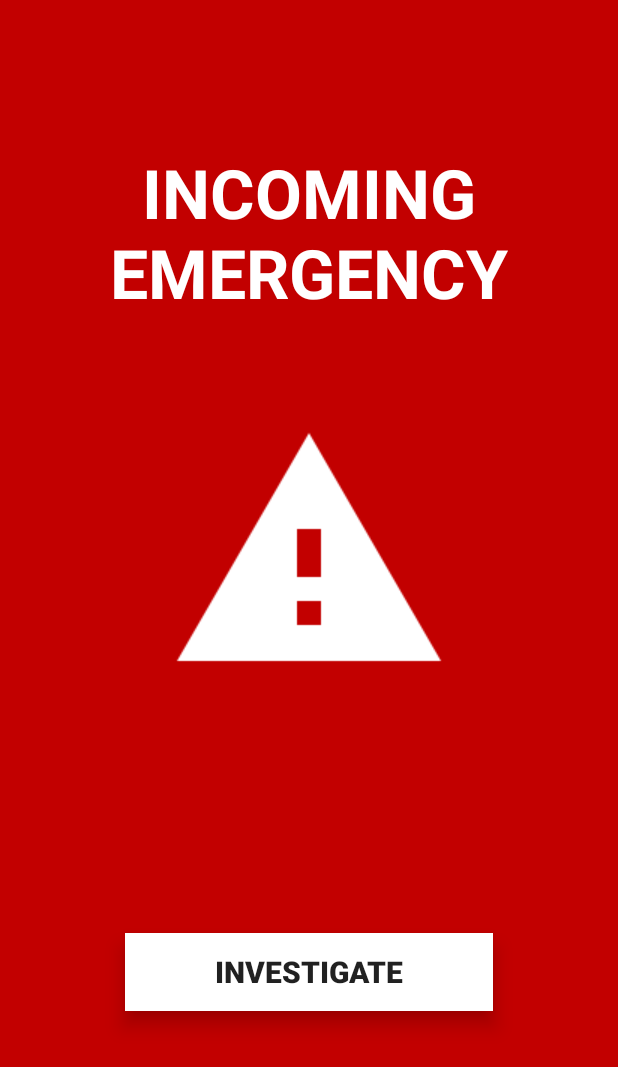
After one commit to NilanjanDaw/CercaTrova-Personnel, an Android app: the AlertActivity screen opened directly, with no data from a screen before it, on a phone screen of 412 x 824 dp. The commit adds this screen. Shown: the top 1067 px of the screen. Run offline under Robolectric (Android 15) with nearby library versions, the phone set to English and light mode, and no system bars.

Commit message:
Emergency Alert added

```diff
--- a/app/build.gradle
+++ b/app/build.gradle
@@ -43,4 +43,5 @@ dependencies {
 
 
 
+
 apply plugin: 'com.google.gms.google-services'
--- a/app/src/main/AndroidManifest.xml
+++ b/app/src/main/AndroidManifest.xml
@@ -65,6 +65,8 @@
             android:exported="false" />
 
         <activity android:name=".SOSDetailsActivity" />
+        <activity android:name=".AlertActivity"
+            android:theme="@style/AppTheme.AlertActivity"></activity>
     </application>
 
 </manifest>
--- /dev/null
+++ b/app/src/main/java/debapriya/thunderstruck/com/cercatrovapersonnel/AlertActivity.java
@@ -0,0 +1,73 @@
+package debapriya.thunderstruck.com.cercatrovapersonnel;
+
+import android.content.Intent;
+import android.media.MediaPlayer;
+import android.os.Bundle;
+import android.support.v7.app.AppCompatActivity;
+import android.view.View;
+import android.widget.Button;
+import android.widget.Toast;
+
+import debapriya.thunderstruck.com.cercatrovapersonnel.support.Constants;
+import debapriya.thunderstruck.com.cercatrovapersonnel.support.EmergencyAccept;
+import debapriya.thunderstruck.com.cercatrovapersonnel.support.EmergencyPersonnel;
+import debapriya.thunderstruck.com.cercatrovapersonnel.support.Endpoint;
+import debapriya.thunderstruck.com.cercatrovapersonnel.support.User;
+import retrofit2.Call;
+import retrofit2.Callback;
+import retrofit2.Response;
+import retrofit2.Retrofit;
+import retrofit2.converter.gson.GsonConverterFactory;
+
+public class AlertActivity extends AppCompatActivity {
+
+    Button investigate;
+    Endpoint apiService;
+    @Override
+    protected void onCreate(Bundle savedInstanceState) {
+        super.onCreate(savedInstanceState);
+        setContentView(R.layout.activity_alert);
+        final User user = (User) getIntent().getSerializableExtra("user_data");
+        final EmergencyPersonnel personnel = (EmergencyPersonnel) getIntent().getSerializableExtra("profile_data");
+        final MediaPlayer mediaPlayer = MediaPlayer.create(this, R.raw.oxygen);
+        mediaPlayer.setLooping(true);
+        mediaPlayer.start();
+        Retrofit retrofit = new Retrofit.Builder()
+                .baseUrl(Constants.BASE_URL)
+                .addConverterFactory(GsonConverterFactory.create())
+                .build();
+        apiService = retrofit.create(Endpoint.class);
+        investigate = (Button) findViewById(R.id.investigate);
+        investigate.setOnClickListener(new View.OnClickListener() {
+            @Override
+            public void onClick(View view) {
+                mediaPlayer.stop();
+                mediaPlayer.release();
+                Intent intent = new Intent(getBaseContext(), SOSDetailsActivity.class);
+                intent.putExtra("user_data", user);
+                intent.putExtra("profile_data", personnel);
+                startActivity(intent);
+                EmergencyAccept acceptPacket = new EmergencyAccept(user.getAdhaarNumber(), personnel.getPersonnelId());
+                notifyAcceptance(acceptPacket);
+                finish();
+            }
+        });
+
+    }
+
+    private void notifyAcceptance(EmergencyAccept accept) {
+
+        Call<Void> acceptEmergency = apiService.acceptLogin(accept);
+        acceptEmergency.enqueue(new Callback<Void>() {
+            @Override
+            public void onResponse(Call<Void> call, Response<Void> response) {
+                Toast.makeText(AlertActivity.this, "Emergency Accepted", Toast.LENGTH_SHORT).show();
+            }
+
+            @Override
+            public void onFailure(Call<Void> call, Throwable t) {
+
+            }
+        });
+    }
+}
--- a/app/src/main/java/debapriya/thunderstruck/com/cercatrovapersonnel/support/Constants.java
+++ b/app/src/main/java/debapriya/thunderstruck/com/cercatrovapersonnel/support/Constants.java
@@ -7,7 +7,7 @@ package debapriya.thunderstruck.com.cercatrovapersonnel.support;
 
 public class Constants {
 
-    public static final String BASE_URL = "http://192.168.0.101:8000/";
+    public static final String BASE_URL = "http://192.168.0.100:8000/";
     public static final int SUCCESS_RESULT = 0;
     public static final int FAILURE_RESULT = 1;
     public static final String PACKAGE_NAME =
--- a/app/src/main/java/debapriya/thunderstruck/com/cercatrovapersonnel/support/Endpoint.java
+++ b/app/src/main/java/debapriya/thunderstruck/com/cercatrovapersonnel/support/Endpoint.java
@@ -2,7 +2,6 @@ package debapriya.thunderstruck.com.cercatrovapersonnel.support;
 
 import retrofit2.Call;
 import retrofit2.http.Body;
-import retrofit2.http.GET;
 import retrofit2.http.POST;
 
 /**
@@ -21,5 +20,8 @@ public interface Endpoint {
     @POST("personnel_login_server/account_authentication/")
     Call<EmergencyPersonnel> validateLogin(@Body AuthenticationPacket authenticationPacket);
 
+    @POST("emergency/accept/")
+    Call<Void> acceptLogin(@Body EmergencyAccept user);
+
 
 }
--- /dev/null
+++ b/app/src/main/res/layout/activity_alert.xml
@@ -0,0 +1,68 @@
+<?xml version="1.0" encoding="utf-8"?>
+<android.support.constraint.ConstraintLayout xmlns:android="http://schemas.android.com/apk/res/android"
+    xmlns:app="http://schemas.android.com/apk/res-auto"
+    xmlns:tools="http://schemas.android.com/tools"
+    android:layout_width="match_parent"
+    android:layout_height="match_parent"
+    android:background="@color/colorAlertPrimaryDark"
+    tools:context="debapriya.thunderstruck.com.cercatrovapersonnel.AlertActivity">
+
+    <ImageView
+        android:id="@+id/imageView"
+        android:layout_width="wrap_content"
+        android:layout_height="wrap_content"
+        android:layout_marginBottom="8dp"
+        android:layout_marginLeft="8dp"
+        android:layout_marginRight="8dp"
+        android:layout_marginTop="8dp"
+        android:contentDescription=""
+        app:layout_constraintBottom_toBottomOf="parent"
+        app:layout_constraintLeft_toLeftOf="parent"
+        app:layout_constraintRight_toRightOf="parent"
+        app:layout_constraintTop_toTopOf="parent"
+        app:layout_constraintVertical_bias="0.43"
+        app:srcCompat="@drawable/ic_warning_white_48dp"
+        tools:ignore="ContentDescription" />
+
+    <TextView
+        android:id="@+id/textView"
+        android:layout_width="wrap_content"
+        android:layout_height="wrap_content"
+        android:layout_marginBottom="8dp"
+        android:layout_marginLeft="8dp"
+        android:layout_marginRight="8dp"
+        android:layout_marginTop="8dp"
+        android:gravity="center_horizontal"
+        android:text="@string/incoming_emergency"
+        android:textAllCaps="true"
+        android:textAppearance="@style/TextAppearance.AppCompat.Display2"
+        android:textColor="@color/colorLoginAccent"
+        android:textStyle="bold"
+        app:layout_constraintBottom_toBottomOf="parent"
+        app:layout_constraintLeft_toLeftOf="parent"
+        app:layout_constraintRight_toRightOf="parent"
+        app:layout_constraintTop_toTopOf="parent"
+        app:layout_constraintVertical_bias="0.13" />
+
+    <Button
+        android:id="@+id/investigate"
+        style="@style/Widget.AppCompat.Button.Borderless"
+        android:layout_width="245dp"
+        android:layout_height="52dp"
+        android:layout_marginBottom="8dp"
+        android:layout_marginLeft="8dp"
+        android:layout_marginRight="8dp"
+        android:layout_marginTop="8dp"
+        android:background="@color/colorLoginAccent"
+        android:elevation="8dp"
+        android:text="@string/investigate"
+        android:textSize="20sp"
+        android:textStyle="bold"
+        app:layout_constraintBottom_toBottomOf="parent"
+        app:layout_constraintLeft_toLeftOf="parent"
+        app:layout_constraintRight_toRightOf="parent"
+        app:layout_constraintTop_toTopOf="parent"
+        app:layout_constraintVertical_bias="0.812"
+        tools:layout_editor_absoluteX="57dp"
+        tools:layout_editor_absoluteY="437dp" />
+</android.support.constraint.ConstraintLayout>
--- a/app/src/main/res/values/colors.xml
+++ b/app/src/main/res/values/colors.xml
@@ -6,4 +6,6 @@
     <color name="colorLoginAccent">#ffffff</color>
     <color name="colorLoginPrimary">#445bd9</color>
     <color name="colorInactive">#a8ff2824</color>
+    <color name="colorAlertPrimary">#ff0000</color>
+    <color name="colorAlertPrimaryDark">#c20000</color>
 </resources>
--- a/app/src/main/res/values/strings.xml
+++ b/app/src/main/res/values/strings.xml
@@ -12,6 +12,8 @@
     <string name="error_field_required">This field is required</string>
     <string name="permission_rationale">"Contacts permissions are needed for providing email
         completions."
+    </string>
+    <string name="permission_rationale_location">"Location permissions are needed for providing GPS triangulations."
     </string>
     <string name="yes">Yes</string>
     <string name="unit_active_question">Do you want to Activate Unit?</string>
@@ -38,4 +40,6 @@
     <string name="invalid_lat_long_used">Invalid Location coordinates</string>
     <string name="no_address_found">No address found</string>
     <string name="address_found">Address Found</string>
+    <string name="incoming_emergency">Incoming Emergency</string>
+    <string name="investigate">Investigate</string>
 </resources>
--- a/app/src/main/res/values/styles.xml
+++ b/app/src/main/res/values/styles.xml
@@ -37,4 +37,13 @@
         <item name="android:windowIsFloating">false</item>
     </style>
 
+    <style name="AppTheme.AlertActivity">
+        <item name="windowNoTitle">true</item>
+        <item name="windowActionBar">false</item>
+        <item name="android:windowFullscreen">true</item>
+        <item name="android:windowContentOverlay">@null</item>
+        <item name="colorControlHighlight">@color/colorLoginAccent</item>
+        <item name="colorAccent">@color/colorLoginAccent</item>
+    </style>
+
 </resources>
```
Also changed, not shown: app/src/main/java/debapriya/thunderstruck/com/cercatrovapersonnel/MainActivity.java (+24 -17 lines), app/src/main/java/debapriya/thunderstruck/com/cercatrovapersonnel/MapsActivity.java (+4 -3 lines), app/src/main/java/debapriya/thunderstruck/com/cercatrovapersonnel/SOSDetailsActivity.java (+3 -19 lines), app/src/main/java/debapriya/thunderstruck/com/cercatrovapersonnel/support/EmergencyAccept.java (added, +22 -0 lines), app/src/main/res/drawable/ic_warning_white_48dp.png (added), 1 other file.
